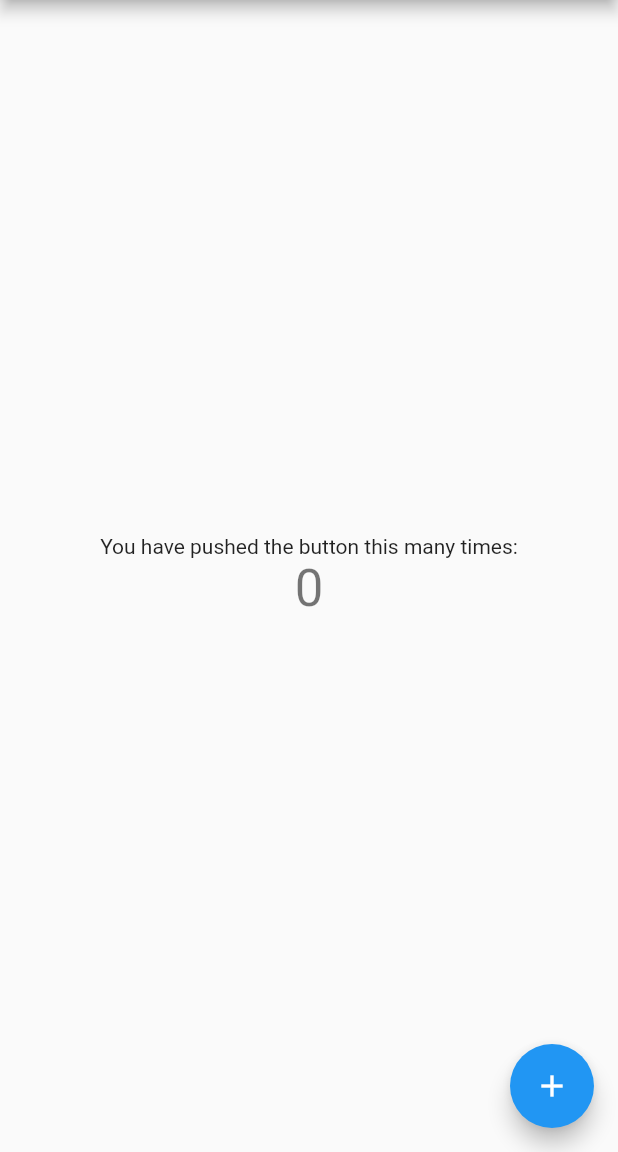
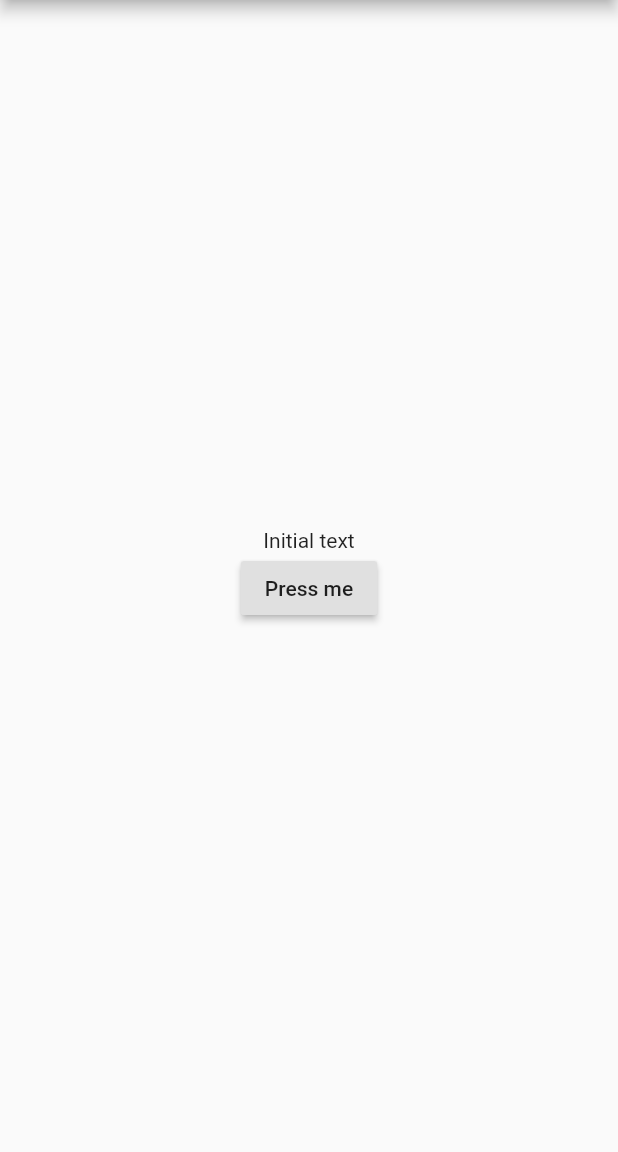
Before and after one commit to EgidioCaprino/flutter-course, a Flutter app: the screen it shows after launch, on a phone screen of 412 x 824 dp, the part 84-1236 px from its top. Run offline on Flutter 3.47's test engine with Material 2 defaults, Android fonts, the phone set to English and light mode, and no system bars.

Commit message:
feat: first assignement

```diff
--- a/assignement_1/lib/main.dart
+++ b/assignement_1/lib/main.dart
@@ -3,109 +3,53 @@ import 'package:flutter/material.dart';
 void main() => runApp(MyApp());
 
 class MyApp extends StatelessWidget {
-  // This widget is the root of your application.
-  @override
-  Widget build(BuildContext context) {
+
+  @override Widget build(BuildContext context) {
     return MaterialApp(
       title: 'Flutter Demo',
-      theme: ThemeData(
-        // This is the theme of your application.
-        //
-        // Try running your application with "flutter run". You'll see the
-        // application has a blue toolbar. Then, without quitting the app, try
-        // changing the primarySwatch below to Colors.green and then invoke
-        // "hot reload" (press "r" in the console where you ran "flutter run",
-        // or simply save your changes to "hot reload" in a Flutter IDE).
-        // Notice that the counter didn't reset back to zero; the application
-        // is not restarted.
-        primarySwatch: Colors.blue,
-      ),
       home: MyHomePage(title: 'Flutter Demo Home Page'),
     );
   }
+
 }
 
 class MyHomePage extends StatefulWidget {
-  MyHomePage({Key key, this.title}) : super(key: key);
-
-  // This widget is the home page of your application. It is stateful, meaning
-  // that it has a State object (defined below) that contains fields that affect
-  // how it looks.
-
-  // This class is the configuration for the state. It holds the values (in this
-  // case the title) provided by the parent (in this case the App widget) and
-  // used by the build method of the State. Fields in a Widget subclass are
-  // always marked "final".
 
   final String title;
 
-  @override
-  _MyHomePageState createState() => _MyHomePageState();
+  MyHomePage({ Key key, this.title }) : super(key: key);
+
+  @override _MyHomePageState createState() => _MyHomePageState();
 }
 
 class _MyHomePageState extends State<MyHomePage> {
-  int _counter = 0;
 
-  void _incrementCounter() {
+  String _text = 'Initial text';
+
+  void _changeText() {
     setState(() {
-      // This call to setState tells the Flutter framework that something has
-      // changed in this State, which causes it to rerun the build method below
-      // so that the display can reflect the updated values. If we changed
-      // _counter without calling setState(), then the build method would not be
-      // called again, and so nothing would appear to happen.
-      _counter++;
+      _text = 'Some other text';
     });
   }
 
-  @override
-  Widget build(BuildContext context) {
-    // This method is rerun every time setState is called, for instance as done
-    // by the _incrementCounter method above.
-    //
-    // The Flutter framework has been optimized to make rerunning build methods
-    // fast, so that you can just rebuild anything that needs updating rather
-    // than having to individually change instances of widgets.
+  @override Widget build(BuildContext context) {
     return Scaffold(
       appBar: AppBar(
-        // Here we take the value from the MyHomePage object that was created by
-        // the App.build method, and use it to set our appbar title.
         title: Text(widget.title),
       ),
       body: Center(
-        // Center is a layout widget. It takes a single child and positions it
-        // in the middle of the parent.
         child: Column(
-          // Column is also layout widget. It takes a list of children and
-          // arranges them vertically. By default, it sizes itself to fit its
-          // children horizontally, and tries to be as tall as its parent.
-          //
-          // Invoke "debug painting" (press "p" in the console, choose the
-          // "Toggle Debug Paint" action from the Flutter Inspector in Android
-          // Studio, or the "Toggle Debug Paint" command in Visual Studio Code)
-          // to see the wireframe for each widget.
-          //
-          // Column has various properties to control how it sizes itself and
-          // how it positions its children. Here we use mainAxisAlignment to
-          // center the children vertically; the main axis here is the vertical
-          // axis because Columns are vertical (the cross axis would be
-          // horizontal).
           mainAxisAlignment: MainAxisAlignment.center,
           children: <Widget>[
-            Text(
-              'You have pushed the button this many times:',
-            ),
-            Text(
-              '$_counter',
-              style: Theme.of(context).textTheme.display1,
+            Text(_text),
+            RaisedButton(
+              onPressed: _changeText,
+              child: Text('Press me'),
             ),
           ],
         ),
       ),
-      floatingActionButton: FloatingActionButton(
-        onPressed: _incrementCounter,
-        tooltip: 'Increment',
-        child: Icon(Icons.add),
-      ), // This trailing comma makes auto-formatting nicer for build methods.
     );
   }
+
 }
```
